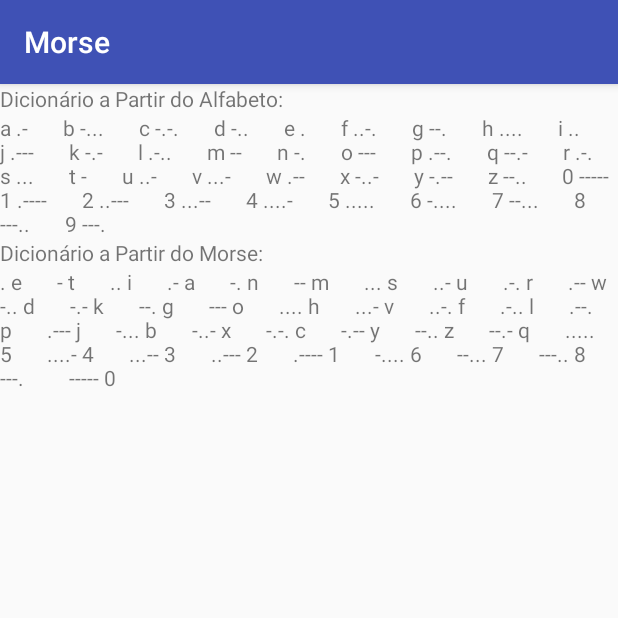
After one commit to emanuellemoco/desagilP3, an Android app: the Dictionary screen opened directly, with no data from a screen before it, on a phone screen of 412 x 824 dp, the top half of it. The commit adds this screen. Run offline under Robolectric (Android 15) with nearby library versions, the phone set to English and light mode, and no system bars.

Commit message:
Começo do dicionario

```diff
--- a/Morse/app/src/main/AndroidManifest.xml
+++ b/Morse/app/src/main/AndroidManifest.xml
@@ -27,6 +27,7 @@
             android:name=".MorseActivity"
             android:label="@string/title_activity_morse"
             android:theme="@style/AppTheme.NoActionBar"></activity>
+        <activity android:name=".Dictionary"></activity>
     </application>
 
 </manifest>
--- /dev/null
+++ b/Morse/app/src/main/java/br/pro/hashi/ensino/desagil/morse/Dictionary.java
@@ -0,0 +1,49 @@
+package br.pro.hashi.ensino.desagil.morse;
+
+import android.content.Intent;
+import android.os.Bundle;
+import android.support.v7.app.AppCompatActivity;
+import android.widget.TextView;
+
+public class Dictionary extends AppCompatActivity {
+    String alphabet = "abcdefghijklmnopqrstuvwxyz0123456789";
+    Translator translate = new Translator();
+    //para funcionar o botão back
+
+    public void onBackPressed(){
+        super.onBackPressed();
+        openMessagesActivity();
+        finish();
+    }
+
+    //função para ir para essa página
+    private void openMessagesActivity() {
+        Intent intent = new Intent(this, MorseActivity.class);
+        startActivity(intent);
+
+        finish();
+    }
+
+    @Override
+    protected void onCreate(Bundle savedInstanceState) {
+        super.onCreate(savedInstanceState);
+        setContentView(R.layout.activity_dict);
+
+        final TextView dictionaryABC = findViewById(R.id.dictFromABC);
+        final TextView dictionaryMorse = findViewById(R.id.dictFromMorse);
+        String dict1 = "";
+        String dict2 = "";
+
+        for (int i=0; i < alphabet.length() ;i++){
+            Character character = alphabet.charAt(i);
+            dict1 += character + " " + translate.charToMorse(character) + "       ";
+        }
+
+        for (int i=0; i<translate.getCodes().size(); i++){
+            String string = translate.getCodes().get(i).toString();
+            dict2 += string + " " + translate.morseToChar(string) + "       ";
+        }
+        dictionaryABC.setText(dict1);
+        dictionaryMorse.setText(dict2);
+    }
+}
--- a/Morse/app/src/main/java/br/pro/hashi/ensino/desagil/morse/Translator.java
+++ b/Morse/app/src/main/java/br/pro/hashi/ensino/desagil/morse/Translator.java
@@ -2,6 +2,7 @@ package br.pro.hashi.ensino.desagil.morse;
 
 import java.util.HashMap;
 import java.util.LinkedList;
+import java.util.Stack;
 
 
 public class Translator {
@@ -235,6 +236,15 @@ public class Translator {
 
     // ESTE MÉTODO DEVE SER PREENCHIDO DE ACORDO COM O ENUNCIADO!
     public LinkedList<String> getCodes() {
-        return null;
+
+        LinkedList lista = new LinkedList();
+
+        String letters = "etianmsurwdkgohvflpjbxcyzq5432167890";
+        for(int i=0;i < letters.length(); i++){
+            Character character = letters.charAt(i);
+            lista.add(charToMorse(character));
+        }
+
+        return lista;
     }
 }
--- /dev/null
+++ b/Morse/app/src/main/res/layout/activity_dict.xml
@@ -0,0 +1,32 @@
+<?xml version="1.0" encoding="utf-8"?>
+<LinearLayout xmlns:android="http://schemas.android.com/apk/res/android"
+    xmlns:app="http://schemas.android.com/apk/res-auto"
+    xmlns:tools="http://schemas.android.com/tools"
+    android:layout_width="match_parent"
+    android:layout_height="match_parent"
+    tools:context=".Dictionary"
+    android:orientation="vertical">
+
+    <TextView
+        android:id="@+id/dict1Text"
+        android:layout_width="wrap_content"
+        android:layout_height="wrap_content"
+        android:text="Dicionário a Partir do Alfabeto:"/>
+
+    <TextView
+        android:id="@+id/dictFromABC"
+        android:layout_width="wrap_content"
+        android:layout_height="wrap_content"/>
+
+    <TextView
+        android:id="@+id/dict2Text"
+        android:layout_width="wrap_content"
+        android:layout_height="wrap_content"
+        android:text="Dicionário a Partir do Morse:"/>
+
+    <TextView
+        android:id="@+id/dictFromMorse"
+        android:layout_width="wrap_content"
+        android:layout_height="wrap_content"/>
+
+</LinearLayout>
```
Also changed, not shown: Morse/app/src/main/java/br/pro/hashi/ensino/desagil/morse/MorseActivity.java (+58 -52 lines).
